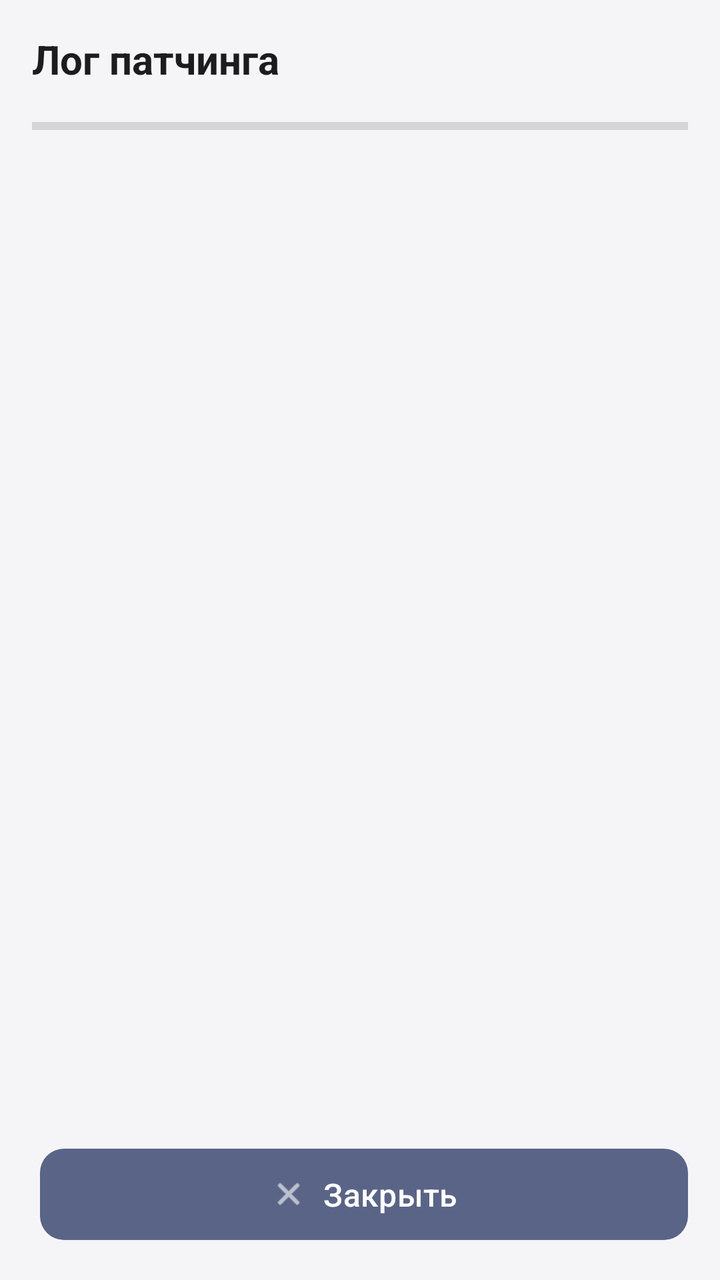
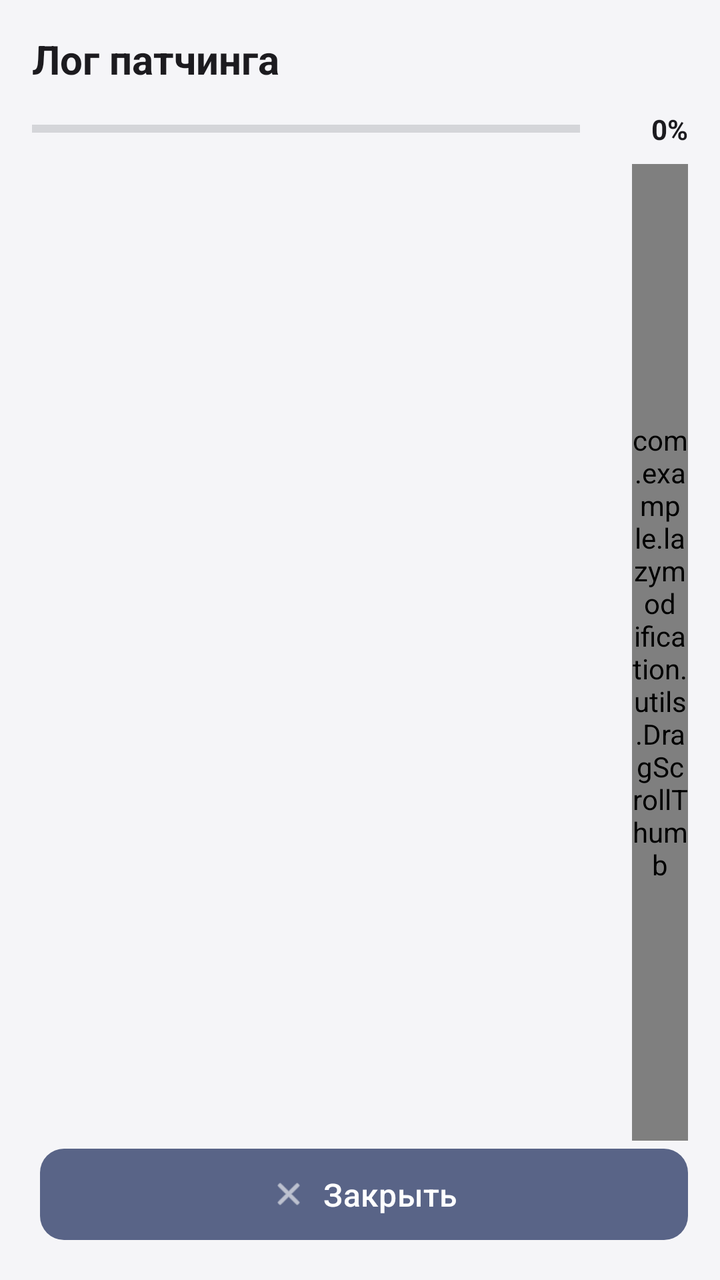

Compare the two renders of this Android layout. The source of the first and the diff that turns it into the second are given below.
<!-- AndroidManifest.xml: activity theme Theme.LazyModification -->
<!-- res/layout/activity_log.xml -->
<?xml version="1.0" encoding="utf-8"?>
<LinearLayout xmlns:android="http://schemas.android.com/apk/res/android"
    xmlns:app="http://schemas.android.com/apk/res-auto"
    android:layout_width="match_parent"
    android:layout_height="match_parent"
    android:orientation="vertical"
    android:padding="16dp">

    <TextView
        android:layout_width="wrap_content"
        android:layout_height="wrap_content"
        android:text="@string/patching_log"
        android:textSize="20sp"
        android:textStyle="bold"
        android:textColor="?attr/colorOnSurface"
        android:layout_marginBottom="12dp"/>

    <ProgressBar
        android:id="@+id/progressBar"
        style="?android:attr/progressBarStyleHorizontal"
        android:layout_width="match_parent"
        android:layout_height="wrap_content"
        android:minHeight="16dp"
        android:maxHeight="16dp"
        android:progress="0"
        android:max="100"
        android:visibility="visible"
        android:layout_marginBottom="8dp"
        android:progressTint="?attr/colorPrimary"
        android:progressBackgroundTint="?attr/colorOutline"
        android:indeterminate="false" />

    <ScrollView
        android:id="@+id/scrollView"
        android:layout_width="match_parent"
        android:layout_height="0dp"
        android:layout_weight="1"
        android:padding="12dp">

        <TextView
            android:id="@+id/tvLog"
            android:layout_width="match_parent"
            android:layout_height="wrap_content"
            android:textSize="12sp"
            android:fontFamily="monospace"
            android:textColor="?attr/colorOnSurface"/>
    </ScrollView>

    
    <com.google.android.material.button.MaterialButton
        android:id="@+id/btnInstall"
        android:layout_width="match_parent"
        android:layout_height="wrap_content"
        android:text="@string/install"
        android:textSize="16sp"
        android:padding="14dp"
        android:layout_marginTop="12dp"
        android:layout_marginBottom="8dp"
        android:visibility="gone"
        app:icon="@android:drawable/ic_menu_upload"
        app:iconGravity="textStart"
        app:iconPadding="8dp"/>

    
    <LinearLayout
        android:layout_width="match_parent"
        android:layout_height="wrap_content"
        android:orientation="horizontal">

        <com.google.android.material.button.MaterialButton
            android:id="@+id/btnSave"
            android:layout_width="0dp"
            android:layout_height="wrap_content"
            android:layout_weight="1"
            android:text="@string/save"
            android:textSize="16sp"
            android:padding="12dp"
            android:layout_marginEnd="4dp"
            android:visibility="gone"
            app:icon="@android:drawable/ic_menu_save"
            app:iconGravity="textStart"
            app:iconPadding="8dp"/>

        <com.google.android.material.button.MaterialButton
            android:id="@+id/btnClose"
            android:layout_width="0dp"
            android:layout_height="wrap_content"
            android:layout_weight="1"
            android:text="@string/close"
            android:textSize="16sp"
            android:padding="12dp"
            android:layout_marginStart="4dp"
            app:icon="@android:drawable/ic_menu_close_clear_cancel"
            app:iconGravity="textStart"
            app:iconPadding="8dp"/>
    </LinearLayout>
</LinearLayout>
<!-- resources referenced by this layout -->
<resources>
  <string name="close">Закрыть</string>
  <string name="install">Установить</string>
  <string name="patching_log">Лог патчинга</string>
  <string name="save">Сохранить</string>
  <style name="Theme.LazyModification" parent="Base.Theme.LazyModification" />
  <style name="Base.Theme.LazyModification" parent="Theme.Material3.Light.NoActionBar">
          
          <item name="colorPrimary">#596487</item>
          <item name="colorOnPrimary">#FFFFFF</item>
          <item name="colorPrimaryContainer">#DCE1F0</item>
          <item name="colorOnPrimaryContainer">#152040</item>
          <item name="colorPrimaryInverse">#B9C3E4</item>
  
          
          <item name="colorSecondary">#596487</item>
          <item name="colorOnSecondary">#FFFFFF</item>
          <item name="colorSecondaryContainer">#DCE1F0</item>
          <item name="colorOnSecondaryContainer">#152040</item>
  
          
          <item name="colorTertiary">#6E5A87</item>
          <item name="colorOnTertiary">#FFFFFF</item>
          <item name="colorTertiaryContainer">#F0DCE1</item>
          <item name="colorOnTertiaryContainer">#401520</item>
  
          
          <item name="colorError">#BA1A1A</item>
          <item name="colorOnError">#FFFFFF</item>
          <item name="colorErrorContainer">#FFDAD6</item>
          <item name="colorOnErrorContainer">#410002</item>
  
          
          <item name="android:colorBackground">#F5F5F8</item>
          <item name="colorSurface">#F5F5F8</item>
          <item name="colorOnSurface">#1C1B1F</item>
          <item name="colorSurfaceVariant">#E1E2EC</item>
          <item name="colorOnSurfaceVariant">#44474F</item>
          <item name="colorSurfaceInverse">#313033</item>
          <item name="colorOnSurfaceInverse">#F4EFF4</item>
  
          
          <item name="colorOutline">#74777F</item>
          <item name="colorOutlineVariant">#C4C6D0</item>
  
          
          <item name="android:statusBarColor">@android:color/transparent</item>
          <item name="android:navigationBarColor">@android:color/transparent</item>
          <item name="android:windowLightStatusBar">true</item>
  
          
          <item name="materialButtonStyle">@style/Widget.LazyModification.Button</item>
          <item name="materialButtonOutlinedStyle">@style/Widget.LazyModification.Button.Outlined</item>
      </style>
  <style name="Widget.LazyModification.Button" parent="Widget.Material3.Button">
          <item name="backgroundTint">#596487</item>
          <item name="android:textColor">#FFFFFF</item>
          <item name="iconTint">#FFFFFF</item>
          <item name="rippleColor">#33FFFFFF</item>
          <item name="cornerRadius">12dp</item>
      </style>
  <style name="Widget.LazyModification.Button.Outlined" parent="Widget.Material3.Button.OutlinedButton">
          <item name="strokeColor">#596487</item>
          <item name="android:textColor">#596487</item>
          <item name="iconTint">#596487</item>
          <item name="rippleColor">#1F596487</item>
          <item name="cornerRadius">12dp</item>
      </style>
</resources>

<!-- the commit's change to res/layout/activity_log.xml (unified diff, before → after) -->
@@ -15,36 +15,92 @@
         android:textColor="?attr/colorOnSurface"
         android:layout_marginBottom="12dp"/>
 
-    <ProgressBar
-        android:id="@+id/progressBar"
-        style="?android:attr/progressBarStyleHorizontal"
+    <LinearLayout
+        android:id="@+id/stageBox"
         android:layout_width="match_parent"
         android:layout_height="wrap_content"
-        android:minHeight="16dp"
-        android:maxHeight="16dp"
-        android:progress="0"
-        android:max="100"
-        android:visibility="visible"
         android:layout_marginBottom="8dp"
-        android:progressTint="?attr/colorPrimary"
-        android:progressBackgroundTint="?attr/colorOutline"
-        android:indeterminate="false" />
+        android:orientation="vertical"
+        android:visibility="gone">
 
-    <ScrollView
-        android:id="@+id/scrollView"
+        <TextView
+            android:id="@+id/tvStage"
+            android:layout_width="match_parent"
+            android:layout_height="wrap_content"
+            android:textColor="?attr/colorOnSurface"
+            android:textSize="15sp"
+            android:textStyle="bold" />
+
+        <TextView
+            android:id="@+id/tvStageDetail"
+            android:layout_width="match_parent"
+            android:layout_height="wrap_content"
+            android:textColor="?attr/colorOnSurfaceVariant"
+            android:textSize="12sp" />
+    </LinearLayout>
+
+    <LinearLayout
+        android:layout_width="match_parent"
+        android:layout_height="wrap_content"
+        android:layout_marginBottom="8dp"
+        android:gravity="center_vertical"
+        android:orientation="horizontal">
+
+        <ProgressBar
+            android:id="@+id/progressBar"
+            style="?android:attr/progressBarStyleHorizontal"
+            android:layout_width="0dp"
+            android:layout_height="wrap_content"
+            android:layout_weight="1"
+            android:max="100"
+            android:maxHeight="16dp"
+            android:minHeight="16dp"
+            android:progress="0"
+            android:progressBackgroundTint="?attr/colorOutline"
+            android:progressTint="?attr/colorPrimary"
+            android:visibility="visible"
+            android:indeterminate="false" />
+
+        <TextView
+            android:id="@+id/tvStagePercent"
+            android:layout_width="wrap_content"
+            android:layout_height="wrap_content"
+            android:layout_marginStart="10dp"
+            android:gravity="end"
+            android:minWidth="44dp"
+            android:text="0%"
+            android:textColor="?attr/colorOnSurface"
+            android:textSize="14sp"
+            android:textStyle="bold" />
+    </LinearLayout>
+
+    <FrameLayout
         android:layout_width="match_parent"
         android:layout_height="0dp"
-        android:layout_weight="1"
-        android:padding="12dp">
+        android:layout_weight="1">
 
-        <TextView
-            android:id="@+id/tvLog"
+        <ScrollView
+            android:id="@+id/scrollView"
             android:layout_width="match_parent"
-            android:layout_height="wrap_content"
-            android:textSize="12sp"
-            android:fontFamily="monospace"
-            android:textColor="?attr/colorOnSurface"/>
-    </ScrollView>
+            android:layout_height="match_parent"
+            android:scrollbars="none"
+            android:padding="12dp">
+
+            <TextView
+                android:id="@+id/tvLog"
+                android:layout_width="match_parent"
+                android:layout_height="wrap_content"
+                android:textSize="12sp"
+                android:fontFamily="monospace"
+                android:textColor="?attr/colorOnSurface"/>
+        </ScrollView>
+
+        <com.example.lazymodification.utils.DragScrollThumb
+            android:id="@+id/logScrollThumb"
+            android:layout_width="28dp"
+            android:layout_height="match_parent"
+            android:layout_gravity="end" />
+    </FrameLayout>
 
     
     <com.google.android.material.button.MaterialButton
